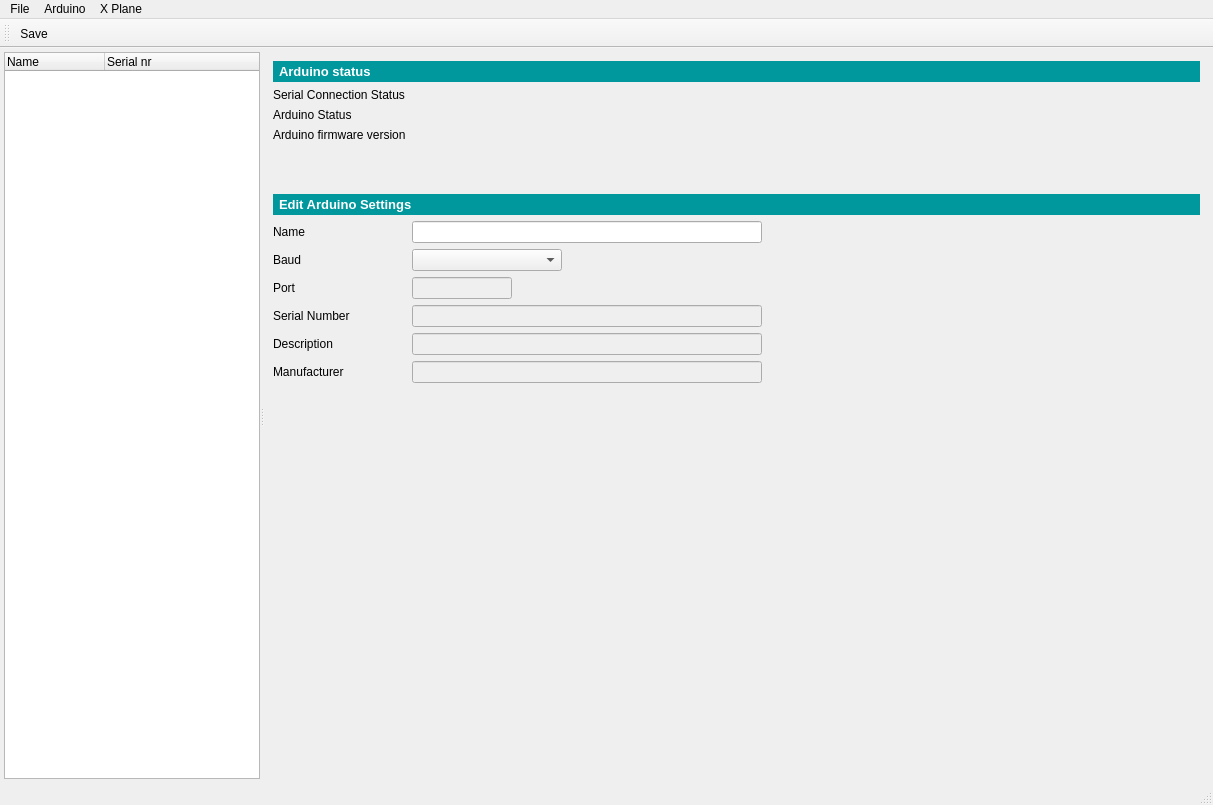
Qt form gui/mainwindow.ui (leleopard/pyXPArduino) before a commit.
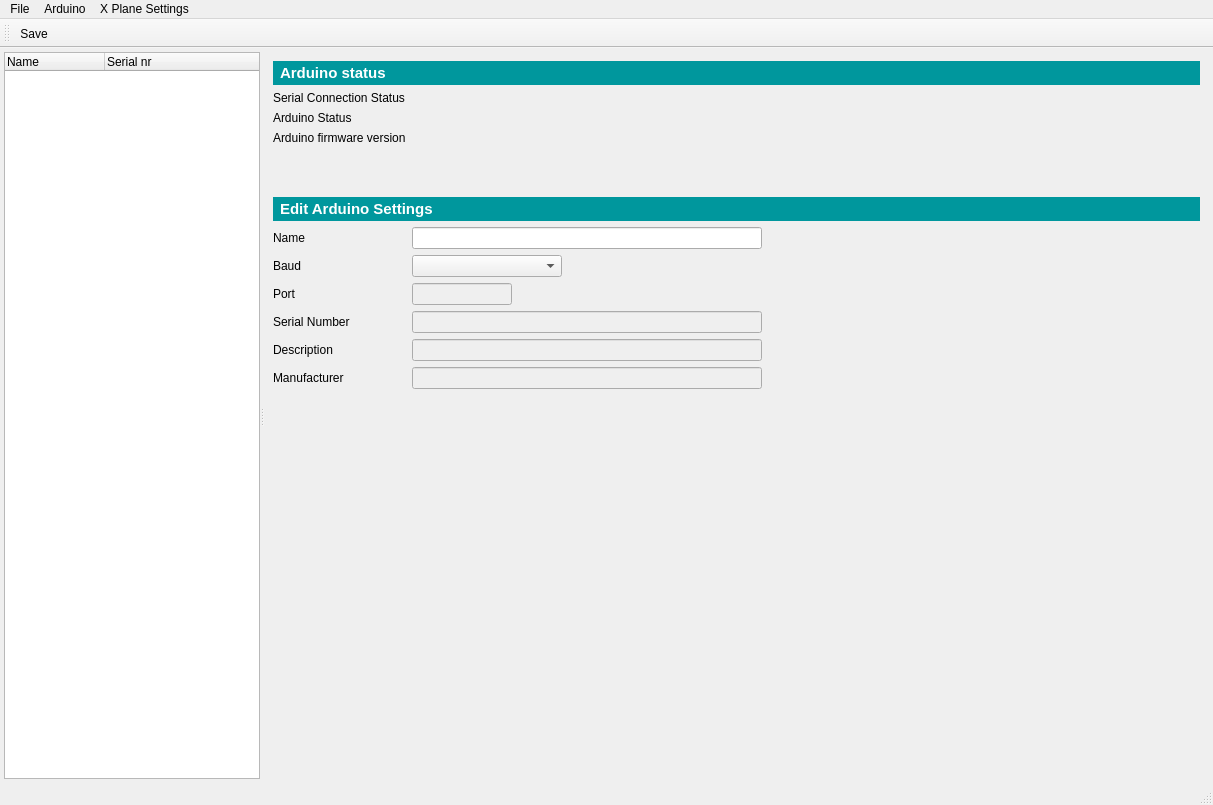
The same form after that commit. Icons and pictures are not drawn.

Patch:
```diff
--- a/gui/mainwindow.ui
+++ b/gui/mainwindow.ui
@@ -396,7 +396,7 @@
              </property>
              <property name="font">
               <font>
-               <pointsize>10</pointsize>
+               <pointsize>11</pointsize>
                <weight>75</weight>
                <bold>true</bold>
               </font>
@@ -446,7 +446,7 @@
             <widget class="QLabel" name="label_8">
              <property name="font">
               <font>
-               <pointsize>10</pointsize>
+               <pointsize>11</pointsize>
                <weight>75</weight>
                <bold>true</bold>
               </font>
@@ -454,7 +454,10 @@
              <property name="styleSheet">
               <string notr="true">color: white;
 background: rgb(0, 151, 157);
-padding: 3px</string>
+padding: 3px;
+font-size: 150%;
+
+</string>
              </property>
              <property name="text">
               <string>Arduino status</string>
@@ -463,6 +466,9 @@
            </item>
            <item row="4" column="0">
             <widget class="QLabel" name="label_9">
+             <property name="frameShape">
+              <enum>QFrame::NoFrame</enum>
+             </property>
              <property name="text">
               <string>Serial Connection Status</string>
              </property>
@@ -551,7 +557,7 @@
    </widget>
    <widget class="QMenu" name="menuX_Plane">
     <property name="title">
-     <string>X Plane</string>
+     <string>X Plane Settings</string>
     </property>
     <addaction name="actionUDP_Settings"/>
    </widget>
```
Left out of the diff: 62 changed lines with no effect on the pictures.
